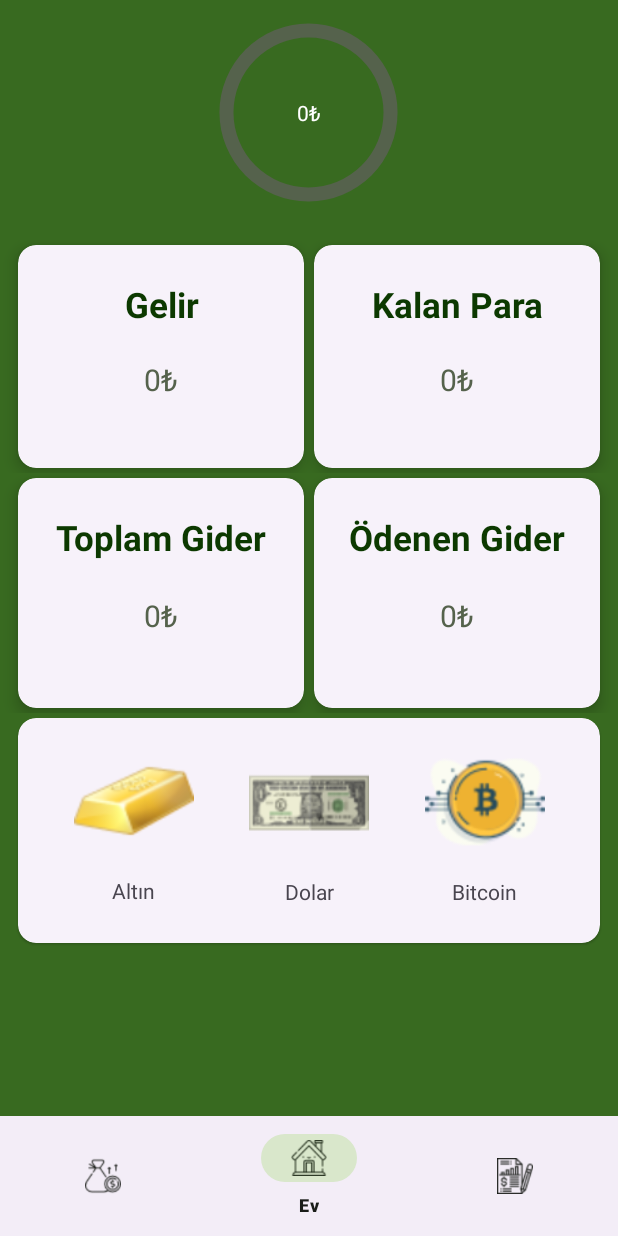
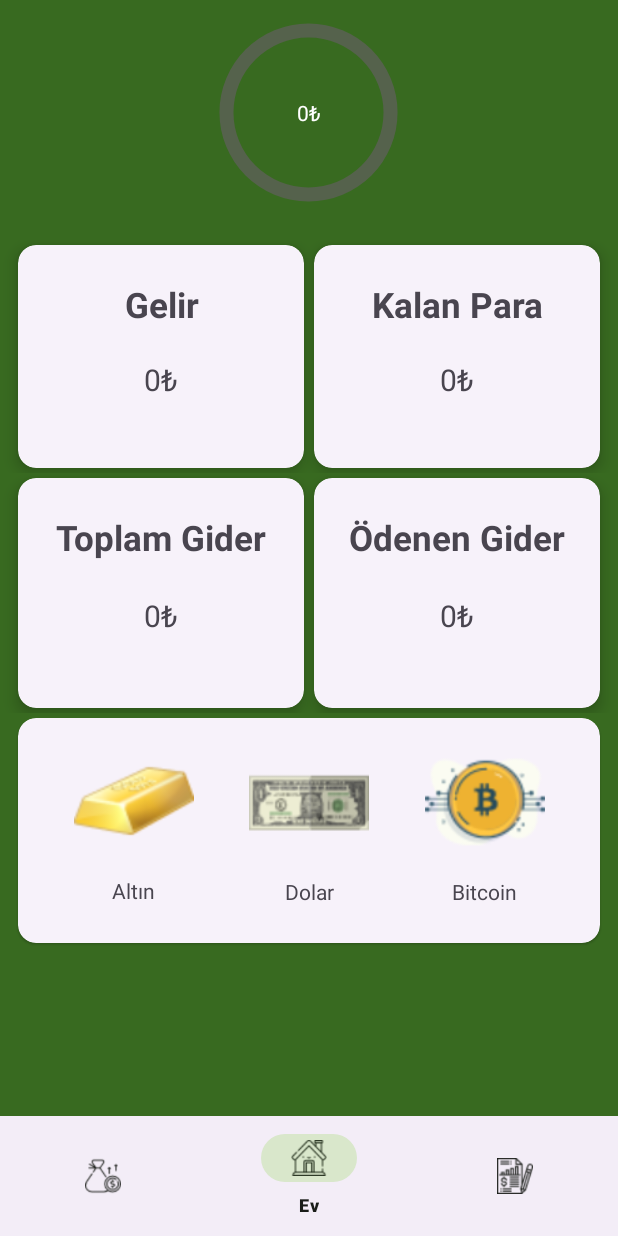
Before and after one commit to emindemir1541/IncomeApp, an Android app: the screen it shows after launch (MainActivity), on a phone screen of 412 x 824 dp. Run offline under Robolectric (Android 15) with nearby library versions, the phone set to English and light mode, and no system bars; our stand-ins replace Room's generated code; libraries missing offline, so code that uses them is left out: com.jjoe64.graphview.

Commit message:
improve themes.xml

```diff
--- a/app/src/main/res/layout/fragment_main.xml
+++ b/app/src/main/res/layout/fragment_main.xml
@@ -76,7 +76,6 @@
                         android:layout_height="wrap_content"
                         android:layout_marginTop="24dp"
                         android:text="@string/income"
-                        android:textColor="@color/Primary60"
                         android:textSize="23dp"
                         android:textStyle="bold"
                         app:layout_constraintEnd_toEndOf="parent"
@@ -89,7 +88,6 @@
                         android:layout_width="wrap_content"
                         android:layout_height="wrap_content"
                         android:text="0₺"
-                        android:textColor="@color/Secondary10"
                         android:textSize="20dp"
                         app:layout_constraintBottom_toBottomOf="parent"
                         app:layout_constraintEnd_toEndOf="parent"
@@ -130,7 +128,6 @@
                         android:layout_height="wrap_content"
                         android:layout_marginTop="24dp"
                         android:text="@string/remaining_money"
-                        android:textColor="@color/Primary60"
                         android:textSize="23dp"
                         android:textStyle="bold"
                         app:layout_constraintEnd_toEndOf="parent"
@@ -143,7 +140,6 @@
                         android:layout_width="wrap_content"
                         android:layout_height="wrap_content"
                         android:text="0₺"
-                        android:textColor="@color/Secondary10"
                         android:textSize="20dp"
                         app:layout_constraintBottom_toBottomOf="parent"
                         app:layout_constraintEnd_toEndOf="parent"
@@ -189,7 +185,6 @@
                         android:layout_height="wrap_content"
                         android:layout_marginTop="24dp"
                         android:text="@string/total_expense"
-                        android:textColor="@color/Primary60"
                         android:textAlignment="center"
                         android:textSize="23dp"
                         android:textStyle="bold"
@@ -203,7 +198,6 @@
                         android:layout_width="wrap_content"
                         android:layout_height="wrap_content"
                         android:text="0₺"
-                        android:textColor="@color/Secondary10"
                         android:textSize="20dp"
                         app:layout_constraintBottom_toBottomOf="parent"
                         app:layout_constraintEnd_toEndOf="parent"
@@ -245,7 +239,6 @@
                         android:layout_height="wrap_content"
                         android:layout_marginTop="24dp"
                         android:text="@string/paid_expense"
-                        android:textColor="@color/Primary60"
                         android:textSize="23dp"
                         android:textStyle="bold"
                         app:layout_constraintEnd_toEndOf="parent"
@@ -258,7 +251,6 @@
                         android:layout_width="wrap_content"
                         android:layout_height="wrap_content"
                         android:text="0₺"
-                        android:textColor="@color/Secondary10"
                         android:textSize="20dp"
                         app:layout_constraintBottom_toBottomOf="parent"
                         app:layout_constraintEnd_toEndOf="parent"
--- a/app/src/main/res/values-night/themes.xml
+++ b/app/src/main/res/values-night/themes.xml
@@ -2,7 +2,7 @@
     <!-- Base application theme. -->
     <style name="Theme.GelirGiderUygulaması" parent="Theme.Material3.DayNight.NoActionBar">
 
-        <item name="colorPrimary">@color/Primary50</item>
+        <item name="colorPrimary">#386A20</item>
         <item name="colorOnPrimary">@color/Primary60</item>
         <item name="colorPrimaryContainer">@color/Primary70</item>
         <item name="colorOnPrimaryContainer">@color/Primary30</item>
@@ -28,7 +28,7 @@
 
 
         <!--todo gece temasını değiştir-->
-        <item name="android:navigationBarColor">@color/Navigation_Light</item>
+        <item name="android:navigationBarColor">#1A1C18</item>
         <item name="android:windowLightNavigationBar" tools:targetApi="o_mr1">true</item>
     </style>
 
```
Also changed, not shown: 1 other file.
